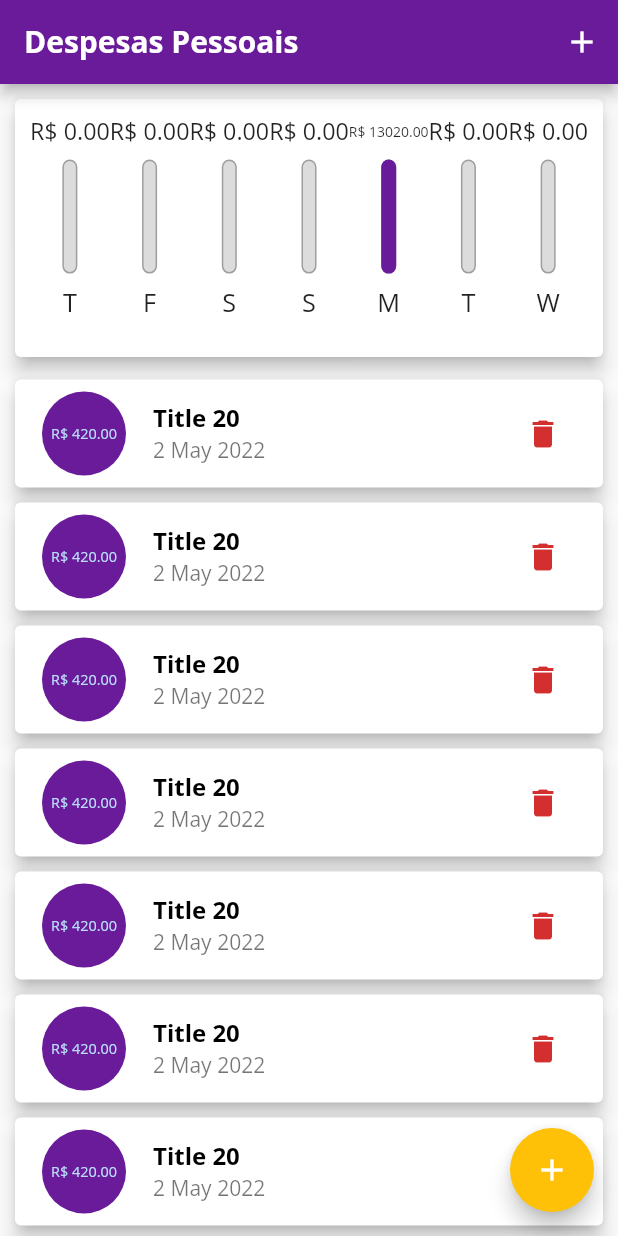
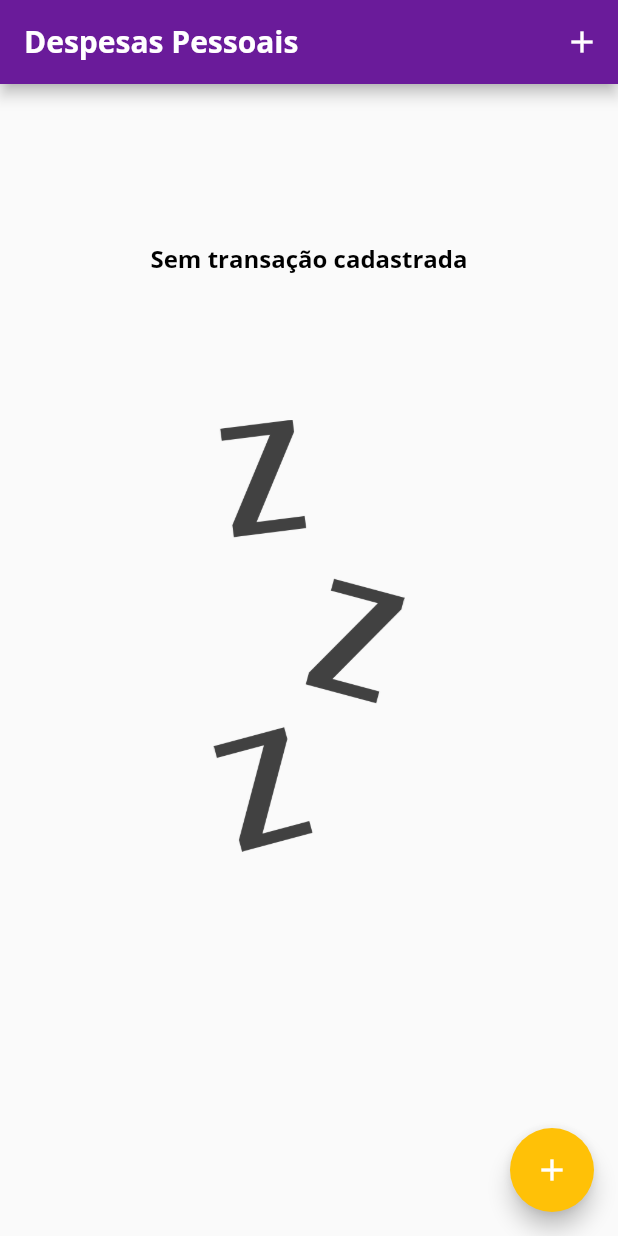
Before and after one commit to icarodavi/expenses, a Flutter app: the screen it shows after launch, on a phone screen of 412 x 824 dp. Run offline on Flutter 3.47's test engine with Material 2 defaults, Android fonts, the phone set to English and light mode, and no system bars.

```diff
--- a/lib/components/transaction_form.dart
+++ b/lib/components/transaction_form.dart
@@ -45,10 +45,16 @@ class _TransactionFormState extends State<TransactionForm> {
 
   @override
   Widget build(BuildContext context) {
-    return Card(
+    return SingleChildScrollView(
+      child: Card(
         elevation: 5,
         child: Padding(
-        padding: const EdgeInsets.all(10),
+          padding: EdgeInsets.only(
+            top: 10,
+            left: 10,
+            bottom: 10 + MediaQuery.of(context).viewInsets.bottom,
+            right: 10,
+          ),
           child: Column(
             children: <Widget>[
               TextField(
@@ -101,6 +107,7 @@ class _TransactionFormState extends State<TransactionForm> {
             ],
           ),
         ),
+      ),
     );
   }
 }
--- a/lib/components/transaction_list.dart
+++ b/lib/components/transaction_list.dart
@@ -11,16 +11,18 @@ class TransactionList extends StatelessWidget {
   @override
   Widget build(BuildContext context) {
     return transactions.isEmpty
-        ? Column(
+        ? LayoutBuilder(
+            builder: (ctx, constraints) {
+              return Column(
                 children: [
-              const SizedBox(height: 20),
+                  SizedBox(height: constraints.maxHeight * .15),
                   Text(
                     'Sem transação cadastrada',
                     style: Theme.of(context).textTheme.headline6,
                   ),
-              const SizedBox(height: 20),
+                  SizedBox(height: constraints.maxHeight * .15),
                   Container(
-                height: 300,
+                    height: constraints.maxHeight * .5,
                     margin: const EdgeInsets.all(10),
                     child: Image.asset(
                       'assets/images/waiting.png',
@@ -28,6 +30,8 @@ class TransactionList extends StatelessWidget {
                     ),
                   ),
                 ],
+              );
+            },
           )
         : ListView.builder(
             itemCount: transactions.length,
--- a/lib/main.dart
+++ b/lib/main.dart
@@ -49,6 +49,7 @@ class MyHomePage extends StatefulWidget {
 
 class _MyHomePageState extends State<MyHomePage> {
   final List<Transaction> _transaction = [];
+  bool _showChart = true;
 
   List<Transaction> get _recentTransactions {
     return _transaction.where((tr) {
@@ -89,19 +90,22 @@ class _MyHomePageState extends State<MyHomePage> {
 
   @override
   Widget build(BuildContext context) {
+    bool isLandscape =
+        MediaQuery.of(context).orientation == Orientation.landscape;
     // SystemChrome.setPreferredOrientations([DeviceOrientation.portraitUp]);
-    for (var i = 0; i <= 30; i++) {
-      _transaction.add(Transaction(
-        date: DateTime.now().subtract(Duration(days: Random().nextInt(7))),
-        id: Random().nextDouble().toString(),
-        title: 'Title ${Random().nextInt(100)}',
-        value: double.parse(Random().nextInt(1000).toString()),
-      ));
-    }
+
     final appBar = AppBar(
       backgroundColor: Theme.of(context).colorScheme.primary,
       title: const Text('Despesas Pessoais'),
       actions: <Widget>[
+        if (isLandscape)
+          IconButton(
+              onPressed: () {
+                setState(() {
+                  _showChart = !_showChart;
+                });
+              },
+              icon: Icon(_showChart ? Icons.list : Icons.bar_chart)),
         IconButton(
           onPressed: () => _openTransactionFormModal(context),
           icon: const Icon(Icons.add),
@@ -120,10 +124,12 @@ class _MyHomePageState extends State<MyHomePage> {
           mainAxisAlignment: MainAxisAlignment.spaceAround,
           crossAxisAlignment: CrossAxisAlignment.stretch,
           children: <Widget>[
-            Container(
-              height: availableHeight * .25,
-              child: Chart(_recentTransactions),
-            ),
+            _showChart
+                ? const Text('')
+                : Container(
+                    height: availableHeight * (isLandscape ? .7 : 0.25),
+                    child: Chart(_recentTransactions),
+                  ),
             Container(
               height: availableHeight * .75,
               child: TransactionList(_transaction, _removeTransaction),
@@ -138,3 +144,11 @@ class _MyHomePageState extends State<MyHomePage> {
     );
   }
 }
+// for (var i = 0; i <= 10; i++) {
+//       _transaction.add(Transaction(
+//         date: DateTime.now().subtract(Duration(days: Random().nextInt(7))),
+//         id: Random().nextDouble().toString(),
+//         title: 'Title ${Random().nextInt(100)}',
+//         value: double.parse(Random().nextInt(1000).toString()),
+//       ));
+//     }
```
Lines whose indentation alone changed are shown as unchanged.
